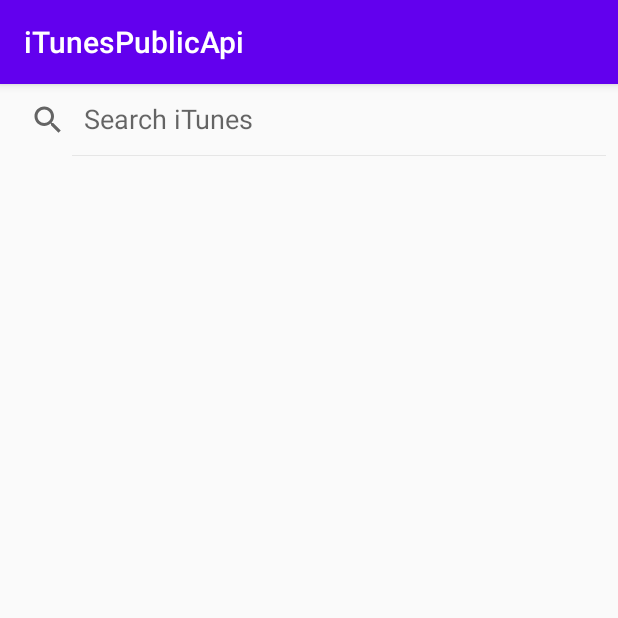
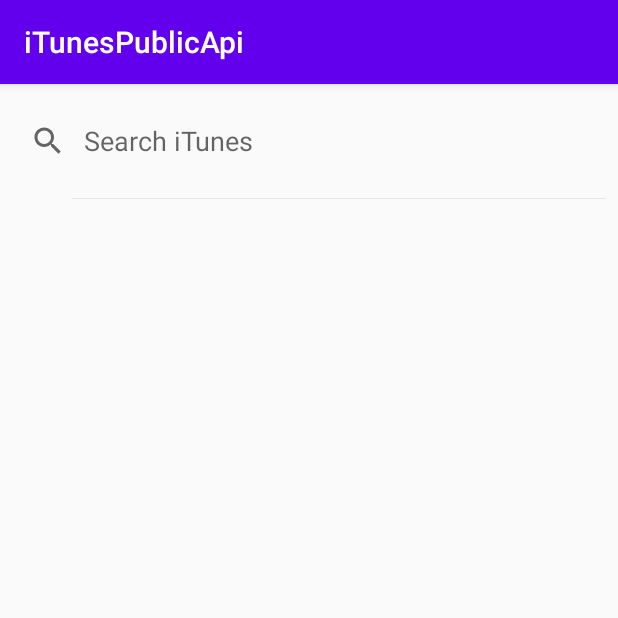
Before and after one commit to aadibugalia/iTunesPublicApi, an Android app: the screen it shows after launch (MainActivity), on a phone screen of 412 x 824 dp, the top half of it. Run offline under Robolectric (Android 15) with nearby library versions, the phone set to English and light mode, and no system bars.

Commit message:
Refinements
recyclerview item layout
item click popup info added
removed redundant classes
added case : when search text becomes empty, clear all data

```diff
--- a/app/src/main/AndroidManifest.xml
+++ b/app/src/main/AndroidManifest.xml
@@ -11,7 +11,8 @@
         android:roundIcon="@mipmap/ic_launcher_round"
         android:supportsRtl="true"
         android:theme="@style/AppTheme">
-        <activity android:name=".ui.MainActivity">
+        <activity android:name=".ui.MainActivity"
+            android:windowSoftInputMode="stateHidden|adjustPan">
             <intent-filter>
                 <action android:name="android.intent.action.MAIN" />
 
--- a/app/src/main/java/com/adityabugalia/itunespublicapi/databinding/DataBinderMapper.kt
+++ /dev/null
@@ -1,4 +0,0 @@
-package com.adityabugalia.itunespublicapi.databinding
-
-interface DataBinderMapper {
-}
--- a/app/src/main/java/com/adityabugalia/itunespublicapi/models/ResultModel.kt
+++ b/app/src/main/java/com/adityabugalia/itunespublicapi/models/ResultModel.kt
@@ -10,5 +10,5 @@ data class ResultModel(
 
     @SerializedName("results")
     @Expose
-    var items : List<SearchResultModel>
+    var items : MutableList<SearchResultModel>
 )
--- a/app/src/main/java/com/adityabugalia/itunespublicapi/ui/UiNotifications.kt
+++ /dev/null
@@ -1,8 +0,0 @@
-package com.adityabugalia.itunespublicapi.ui
-
-import com.adityabugalia.itunespublicapi.models.ResultModel
-import com.adityabugalia.itunespublicapi.models.SearchResultModel
-
-interface UiNotifications {
-    fun notifyUI(searchResultModel: SearchResultModel)
-}
--- a/app/src/main/res/layout/activity_main.xml
+++ b/app/src/main/res/layout/activity_main.xml
@@ -9,24 +9,27 @@
     <androidx.appcompat.widget.SearchView
         android:id="@+id/searchAPiSearchBox"
         android:layout_width="match_parent"
-        android:layout_height="wrap_content"
+        android:layout_height="0dp"
         android:focusedByDefault="true"
         app:iconifiedByDefault="false"
-        app:queryHint="@string/search_query_hint"
+        app:layout_constraintBottom_toTopOf="@+id/mainDisplayRV"
         app:layout_constraintLeft_toLeftOf="parent"
         app:layout_constraintRight_toRightOf="parent"
-        app:layout_constraintTop_toTopOf="parent">
+        app:layout_constraintTop_toTopOf="parent"
+        app:layout_constraintVertical_weight="1"
+        app:queryHint="@string/search_query_hint">
 
     </androidx.appcompat.widget.SearchView>
 
     <androidx.recyclerview.widget.RecyclerView
         android:id="@+id/mainDisplayRV"
         android:layout_width="match_parent"
-        android:layout_height="wrap_content"
+        android:layout_height="0dp"
+        app:layout_constraintBottom_toBottomOf="parent"
         app:layout_constraintLeft_toRightOf="parent"
-        app:layout_constraintStart_toEndOf="@+id/searchAPiSearchBox"
-        app:layout_constraintTop_toBottomOf="@+id/searchAPiSearchBox">
+        app:layout_constraintTop_toBottomOf="@+id/searchAPiSearchBox"
+        app:layout_constraintVertical_weight="9">
 
-</androidx.recyclerview.widget.RecyclerView>
+    </androidx.recyclerview.widget.RecyclerView>
 
 </androidx.constraintlayout.widget.ConstraintLayout>
--- a/app/src/main/res/layout/main_list_item_structure.xml
+++ b/app/src/main/res/layout/main_list_item_structure.xml
@@ -14,9 +14,7 @@
 
     </data>
 
-    <androidx.cardview.widget.CardView
-        android:layout_width="match_parent"
-        android:layout_height="wrap_content">
+
 
         <androidx.constraintlayout.widget.ConstraintLayout
            android:id="@+id/itemMainListCL"
@@ -61,5 +59,5 @@
                 app:setTextViewText="@{searchResultModel.releaseDate}"/>
 
         </androidx.constraintlayout.widget.ConstraintLayout>
-    </androidx.cardview.widget.CardView>
+
 </layout>
```
Also changed, not shown: app/src/main/java/com/adityabugalia/itunespublicapi/models/SearchResultModel.kt (+10 -5 lines), app/src/main/java/com/adityabugalia/itunespublicapi/ui/MainActivity.kt (+8 -6 lines), app/src/main/java/com/adityabugalia/itunespublicapi/viewmodels/MainActivityViewModel.kt (+9 -3 lines).
